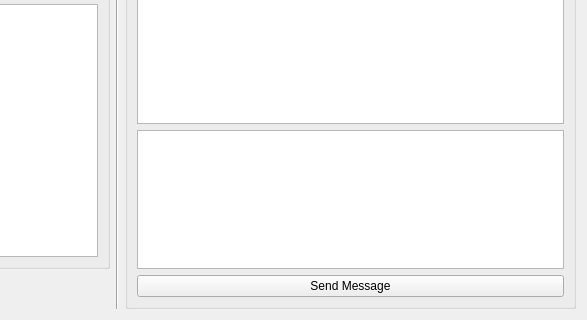
Qt form src/gui/gamewindow.ui (JRandomHacker/CS429-Avalon) before a commit; both pictures show x 243 to 830 and y 336 to 656 of the 830 by 656 pixel window.
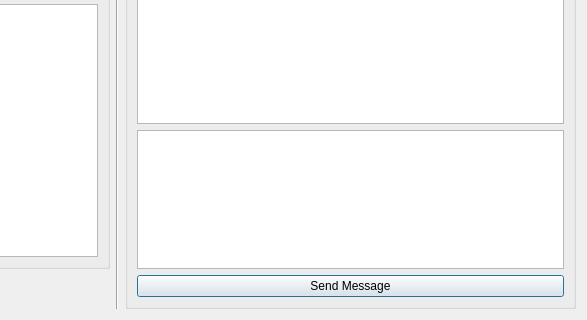
The same form after that commit.

```diff
--- a/src/gui/gamewindow.ui
+++ b/src/gui/gamewindow.ui
@@ -185,6 +185,12 @@
           <property name="text">
            <string>Send Message</string>
           </property>
+          <property name="autoDefault">
+           <bool>true</bool>
+          </property>
+          <property name="default">
+           <bool>true</bool>
+          </property>
          </widget>
         </item>
        </layout>
```
